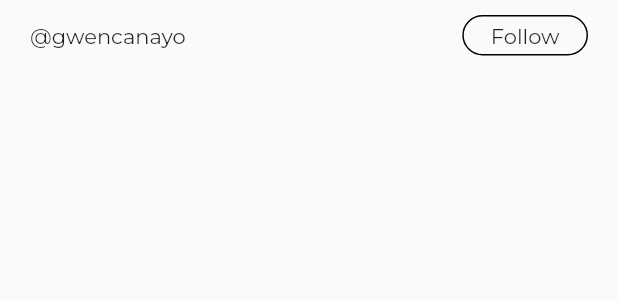
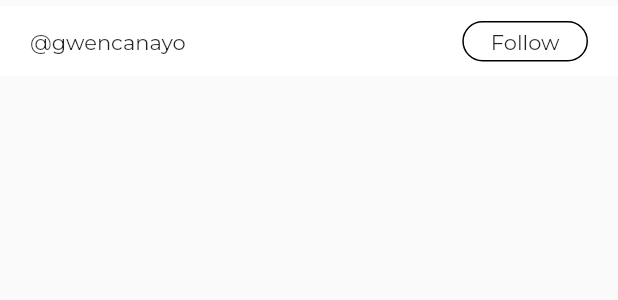
Before and after one commit to muhalifalgibran/soc-app, a Flutter app: the _PeopleList widget shown alone on an empty page, opened directly, on a phone screen of 412 x 824 dp. Shown: the top 300 px of the screen. Run offline on Flutter 3.47's test engine with Material 2 defaults, Android fonts, the phone set to English and light mode, and no system bars; our stand-ins replace animated_notch_bottom_bar, flutter_inset_box_shadow, google_fonts.

Commit message:
list people

```diff
--- a/lib/app.dart
+++ b/lib/app.dart
@@ -35,8 +35,8 @@ class _AppState extends State<App> {
   /// widget list
   final List<Widget> bottomBarPages = [
     YourPage(),
+    Container(child: Text('3')),
     ExplorePage(),
-    Container(child: Text('3')),
     RegisterPage(),
   ];
 
--- a/lib/features/explore/presentation/explore_page.dart
+++ b/lib/features/explore/presentation/explore_page.dart
@@ -25,10 +25,10 @@ class _PeopleList extends StatelessWidget {
     return Container(
       padding: const EdgeInsets.symmetric(
         vertical: 10,
-      ),
-      margin: const EdgeInsets.symmetric(
         horizontal: 20,
       ),
+      color: Colors.white,
+      margin: const EdgeInsets.symmetric(vertical: 4),
       child: Row(
         mainAxisAlignment: MainAxisAlignment.spaceBetween,
         children: [
@@ -39,7 +39,9 @@ class _PeopleList extends StatelessWidget {
               horizontal: 18,
             ),
             decoration: BoxDecoration(
-                border: Border.all(), borderRadius: BorderRadius.circular(20)),
+              border: Border.all(),
+              borderRadius: BorderRadius.circular(20),
+            ),
             child: Text('Follow'),
           )
         ],
--- a/lib/features/your_page/presentation/pages/your_page.dart
+++ b/lib/features/your_page/presentation/pages/your_page.dart
@@ -42,7 +42,7 @@ class _ListPost extends StatelessWidget {
         crossAxisAlignment: CrossAxisAlignment.start,
         children: [
           Container(
-            margin: EdgeInsets.symmetric(horizontal: 20, vertical: 10),
+            margin: const EdgeInsets.symmetric(horizontal: 20, vertical: 10),
             child: const Text(
               '@alifalgibran',
               style: TextStyle(
@@ -63,7 +63,7 @@ class _ListPost extends StatelessWidget {
             color: Colors.grey.shade300,
           ),
           Container(
-            margin: EdgeInsets.symmetric(horizontal: 20, vertical: 10),
+            margin: const EdgeInsets.symmetric(horizontal: 20, vertical: 10),
             child: const Text(
                 'ini captionnya untung ada itu  tawwana hahaha @alifalgibran'
                 ' lorem ipsum doler amat'),
```
